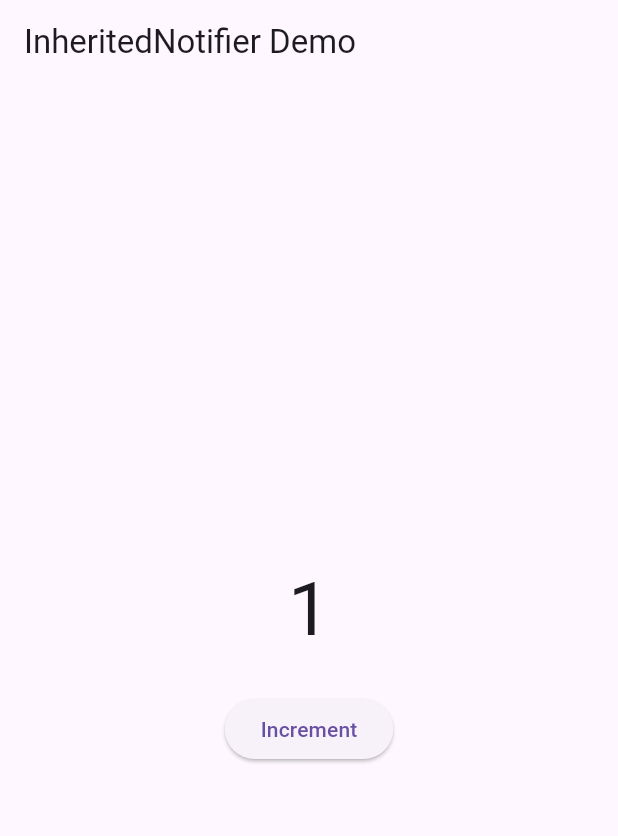
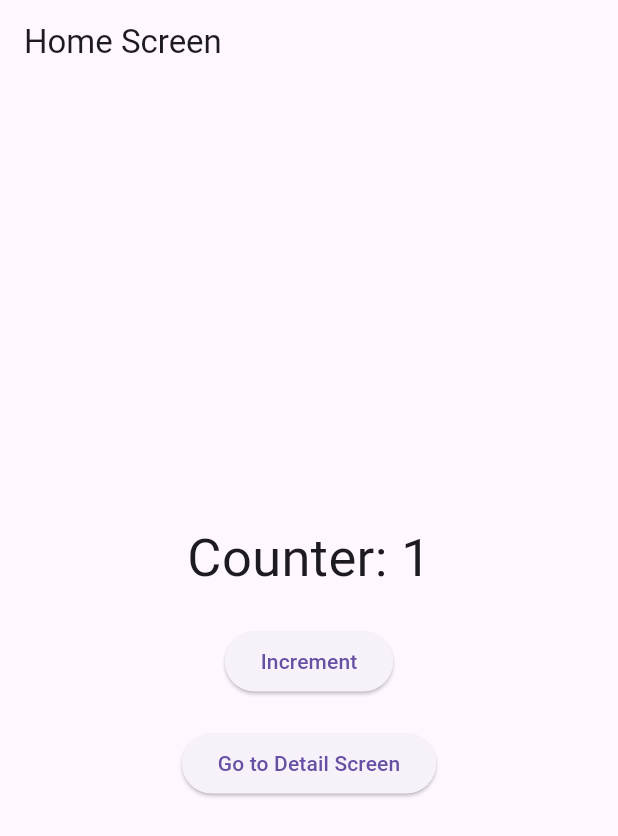
Before and after one commit to dzulfikar05/pmr-mob-dart, a Flutter app: the screen it shows after launch, after a tap on "Increment", on a phone screen of 412 x 824 dp. Shown: the top 836 px of the screen. Run offline on Flutter 3.47's test engine with Material 3 defaults, Android fonts, the light colour scheme and no system bars; our stand-ins replace camera, geolocator, go_router; missing offline and left inert: baseflow_plugin_template.

Commit message:
pertemuan 12 : state management - multi screen state sharing

```diff
--- a/pertemuan12/state_management/lib/counter_model.dart
+++ b/pertemuan12/state_management/lib/counter_model.dart
@@ -5,6 +5,6 @@ class CounterModel extends ChangeNotifier {
 
   void increment() {
     count++;
-    notifyListeners();
+    notifyListeners(); // memberi tahu UI untuk update
   }
 }
--- a/pertemuan12/state_management/lib/counter_provider.dart
+++ b/pertemuan12/state_management/lib/counter_provider.dart
@@ -3,9 +3,9 @@ import 'counter_model.dart';
 
 class CounterProvider extends InheritedNotifier<CounterModel> {
   const CounterProvider({
+    Key? key,
     required CounterModel notifier,
     required Widget child,
-    Key? key,
   }) : super(key: key, notifier: notifier, child: child);
 
   static CounterModel of(BuildContext context) {
--- /dev/null
+++ b/pertemuan12/state_management/lib/detail_screen.dart
@@ -0,0 +1,19 @@
+import 'package:flutter/material.dart';
+import 'counter_provider.dart';
+
+class DetailScreen extends StatelessWidget {
+  @override
+  Widget build(BuildContext context) {
+    final model = CounterProvider.of(context); // pakai state yang sama
+
+    return Scaffold(
+      appBar: AppBar(title: Text("Detail Screen")),
+      body: Center(
+        child: Text(
+          "Counter from Provider: ${model.count}",
+          style: TextStyle(fontSize: 30),
+        ),
+      ),
+    );
+  }
+}
--- /dev/null
+++ b/pertemuan12/state_management/lib/home_screen.dart
@@ -0,0 +1,40 @@
+import 'package:flutter/material.dart';
+import 'counter_provider.dart';
+import 'detail_screen.dart';
+
+class HomeScreen extends StatelessWidget {
+  @override
+  Widget build(BuildContext context) {
+    final model = CounterProvider.of(context); // ambil state
+
+    return Scaffold(
+      appBar: AppBar(title: Text("Home Screen")),
+      body: Center(
+        child: Column(
+          mainAxisAlignment: MainAxisAlignment.center,
+          children: [
+            Text(
+              "Counter: ${model.count}",
+              style: TextStyle(fontSize: 35),
+            ),
+            SizedBox(height: 20),
+            ElevatedButton(
+              onPressed: model.increment,
+              child: Text("Increment"),
+            ),
+            SizedBox(height: 20),
+            ElevatedButton(
+              onPressed: () {
+                Navigator.push(
+                  context,
+                  MaterialPageRoute(builder: (_) => DetailScreen()),
+                );
+              },
+              child: Text("Go to Detail Screen"),
+            ),
+          ],
+        ),
+      ),
+    );
+  }
+}
--- a/pertemuan12/state_management/lib/main.dart
+++ b/pertemuan12/state_management/lib/main.dart
@@ -1,43 +1,23 @@
 import 'package:flutter/material.dart';
 import 'counter_model.dart';
 import 'counter_provider.dart';
+import 'home_screen.dart';
 
-void main() => runApp(MyApp());
+void main() {
+  runApp(MyApp());
+}
 
 class MyApp extends StatelessWidget {
-  final CounterModel model = CounterModel();
+  final CounterModel counterModel = CounterModel();
 
   @override
   Widget build(BuildContext context) {
     return CounterProvider(
-      notifier: model,
+      notifier: counterModel,
       child: MaterialApp(
+        debugShowCheckedModeBanner: false,
         home: HomeScreen(),
       ),
     );
   }
 }
-
-class HomeScreen extends StatelessWidget {
-  @override
-  Widget build(BuildContext context) {
-    final model = CounterProvider.of(context);
-
-    return Scaffold(
-      appBar: AppBar(title: Text("InheritedNotifier Demo")),
-      body: Center(
-        child: Column(
-          mainAxisAlignment: MainAxisAlignment.center,
-          children: [
-            Text("${model.count}", style: TextStyle(fontSize: 50)),
-            SizedBox(height: 20),
-            ElevatedButton(
-              onPressed: model.increment,
-              child: Text("Increment"),
-            )
-          ],
-        ),
-      ),
-    );
-  }
-}
```
